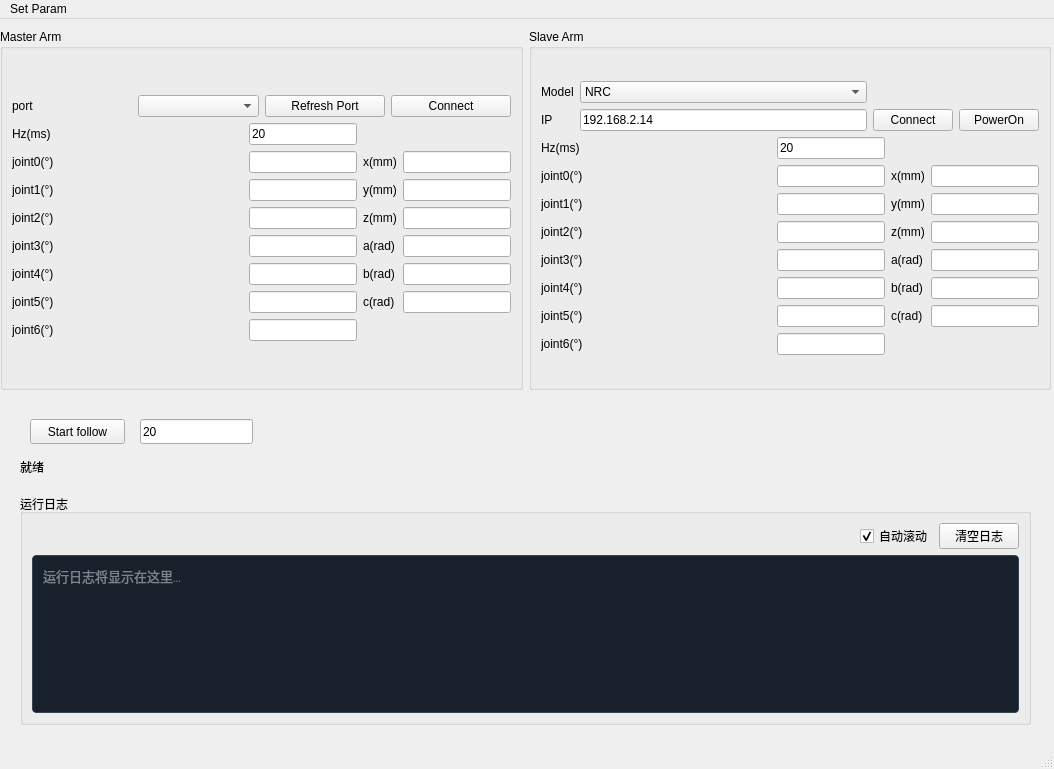
Above: src/ui/main_window.ui from FAN0909/master-slave-tracking-control before the change. Below: the same form after it.
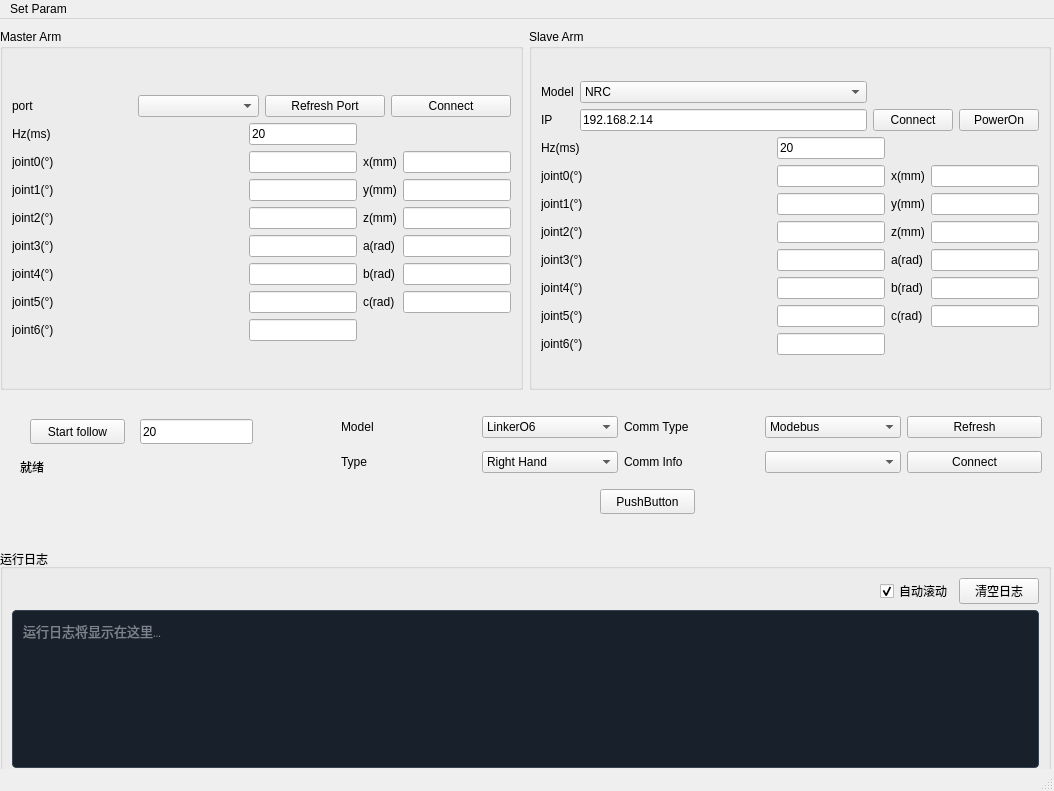
That is the form after the change.

Commit message: update hand controll

Patch:
```diff
--- a/src/ui/main_window.ui
+++ b/src/ui/main_window.ui
@@ -7,7 +7,7 @@
     <x>0</x>
     <y>0</y>
     <width>1054</width>
-    <height>769</height>
+    <height>791</height>
    </rect>
   </property>
   <property name="windowTitle">
@@ -458,9 +458,9 @@
    <widget class="QGroupBox" name="groupBox_log">
     <property name="geometry">
      <rect>
-      <x>20</x>
-      <y>475</y>
-      <width>1011</width>
+      <x>0</x>
+      <y>530</y>
+      <width>1051</width>
       <height>231</height>
      </rect>
     </property>
@@ -542,6 +542,113 @@
      <string>20</string>
     </property>
    </widget>
+   <widget class="QWidget" name="gridLayoutWidget">
+    <property name="geometry">
+     <rect>
+      <x>341</x>
+      <y>390</y>
+      <width>701</width>
+      <height>71</height>
+     </rect>
+    </property>
+    <layout class="QGridLayout" name="gridLayout_5">
+     <item row="1" column="1">
+      <widget class="QComboBox" name="comboBox_hand_type">
+       <item>
+        <property name="text">
+         <string>Right Hand</string>
+        </property>
+       </item>
+       <item>
+        <property name="text">
+         <string>Left Hand</string>
+        </property>
+       </item>
+      </widget>
+     </item>
+     <item row="0" column="3">
+      <widget class="QComboBox" name="comboBox_hand_comm_type">
+       <item>
+        <property name="text">
+         <string>Modebus</string>
+        </property>
+       </item>
+       <item>
+        <property name="text">
+         <string>Can</string>
+        </property>
+       </item>
+      </widget>
+     </item>
+     <item row="1" column="4">
+      <widget class="QPushButton" name="pushButton_connect_hand">
+       <property name="text">
+        <string>Connect</string>
+       </property>
+      </widget>
+     </item>
+     <item row="0" column="4">
+      <widget class="QPushButton" name="pushButton_refresh_hand_connect_info">
+       <property name="text">
+        <string>Refresh</string>
+       </property>
+      </widget>
+     </item>
+     <item row="0" column="1">
+      <widget class="QComboBox" name="comboBox_hand_model">
+       <item>
+        <property name="text">
+         <string>LinkerO6</string>
+        </property>
+       </item>
+      </widget>
+     </item>
+     <item row="1" column="0">
+      <widget class="QLabel" name="label_34">
+       <property name="text">
+        <string>Type</string>
+       </property>
+      </widget>
+     </item>
+     <item row="0" column="0">
+      <widget class="QLabel" name="label_33">
+       <property name="text">
+        <string>Model</string>
+       </property>
+      </widget>
+     </item>
+     <item row="1" column="3">
+      <widget class="QComboBox" name="comboBox_hand_comm_info"/>
+     </item>
+     <item row="0" column="2">
+      <widget class="QLabel" name="label_35">
+       <property name="text">
+        <string>Comm Type</string>
+       </property>
+      </widget>
+     </item>
+     <item row="1" column="2">
+      <widget class="QLabel" name="label_36">
+       <property name="text">
+        <string>Comm Info</string>
+       </property>
+      </widget>
+     </item>
+    </layout>
+   </widget>
+   <widget class="QPushButton" name="pushButton_test_hand">
+    <property name="geometry">
+     <rect>
+      <x>600</x>
+      <y>470</y>
+      <width>95</width>
+      <height>25</height>
+     </rect>
+    </property>
+    <property name="text">
+     <string>PushButton</string>
+    </property>
+   </widget>
   </widget>
   <widget class="QMenuBar" name="menubar">
    <property name="geometry">
```
The commit also changes 233 other files.
